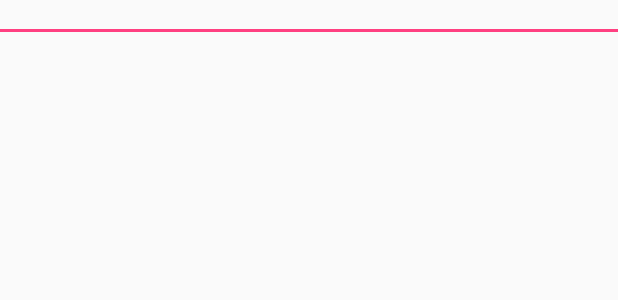
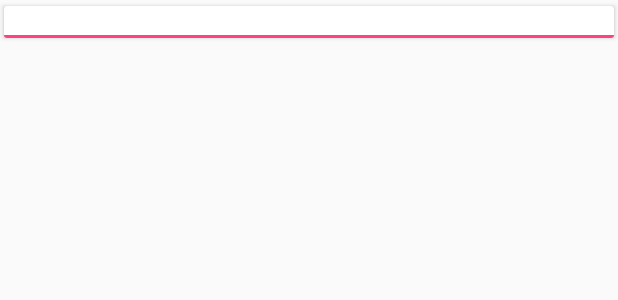
Before and after one commit to tomsqueiroz/Projeto3_Udacity, an Android app: the layout item_details_recyclerview.xml on its own in the app's theme, with its tools: preview values and no code run, on a phone screen of 412 x 824 dp. Shown: the top 300 px of the screen. Run offline under Robolectric (Android 15) with nearby library versions, the phone set to English and light mode, and no system bars.

```diff
--- a/app/src/main/AndroidManifest.xml
+++ b/app/src/main/AndroidManifest.xml
@@ -1,6 +1,8 @@
 <?xml version="1.0" encoding="utf-8"?>
 <manifest xmlns:android="http://schemas.android.com/apk/res/android"
     package="com.example.tom.projeto3_udacity">
+    <uses-permission android:name="android.permission.INTERNET" />
+    <uses-permission android:name="android.permission.ACCESS_NETWORK_STATE"/>
 
     <application
         android:allowBackup="true"
@@ -32,7 +34,4 @@
         </activity>
 
     </application>
-
-    <uses-permission android:name="android.permission.INTERNET" />
-
 </manifest>
--- a/app/src/main/java/com/example/tom/projeto3_udacity/Activities/StepDetailActivity.java
+++ b/app/src/main/java/com/example/tom/projeto3_udacity/Activities/StepDetailActivity.java
@@ -99,12 +99,13 @@ public class StepDetailActivity extends AppCompatActivity{
         step = stepList.get(position);
         mDescriptionText.setText(step.getDescription());
         Uri mediaUri = Uri.parse(step.getVideoURL());
+        if(mExoPlayer != null) releasePlayer();
         initializePlayer(mediaUri);
 
     }
 
     private void initializePlayer(Uri mediaUri){
-        if(mExoPlayer == null){
+        //if(mExoPlayer == null){
             TrackSelector trackSelector = new DefaultTrackSelector();
             LoadControl loadControl = new DefaultLoadControl();
             mExoPlayer = ExoPlayerFactory.newSimpleInstance(this, trackSelector, loadControl);
@@ -114,7 +115,7 @@ public class StepDetailActivity extends AppCompatActivity{
                     this, userAgent), new DefaultExtractorsFactory(), null, null);
             mExoPlayer.prepare(mediaSource);
             mExoPlayer.setPlayWhenReady(true);
-        }
+       // }
     }
 
     private void releasePlayer() {
--- a/app/src/main/res/layout/item_details_recyclerview.xml
+++ b/app/src/main/res/layout/item_details_recyclerview.xml
@@ -1,8 +1,18 @@
 <?xml version="1.0" encoding="utf-8"?>
-<android.support.constraint.ConstraintLayout xmlns:android="http://schemas.android.com/apk/res/android"
+<android.support.v7.widget.CardView xmlns:android="http://schemas.android.com/apk/res/android"
     android:layout_width="match_parent"
     android:layout_height="wrap_content"
-    xmlns:app="http://schemas.android.com/apk/res-auto">
+    xmlns:app="http://schemas.android.com/apk/res-auto"
+    xmlns:card_view="http://schemas.android.com/tools"
+    app:cardUseCompatPadding="true"
+    card_view:cardMaxElevation="10dp"
+    card_view:cardElevation="10dp"
+    card_view:cardCornerRadius="4dp"
+    android:layout_marginBottom="32dp">
+    <android.support.constraint.ConstraintLayout
+        android:layout_width="match_parent"
+        android:layout_height="match_parent">
+
         <TextView
             android:layout_width="wrap_content"
             android:layout_height="wrap_content"
@@ -23,4 +33,8 @@
             android:paddingStart="8dp"
             android:paddingEnd="8dp"
             />
+
+
     </android.support.constraint.ConstraintLayout>
+
+</android.support.v7.widget.CardView>
```
Also changed, not shown: app/src/main/java/com/example/tom/projeto3_udacity/Activities/MainActivity.java (+7 -1 lines), app/src/main/java/com/example/tom/projeto3_udacity/NetworkUtils/NetworkUtils.java (added, +23 -0 lines), app/src/main/res/layout/activity_details.xml (+4 -19 lines), app/src/main/res/layout/activity_step_detail.xml (+13 -8 lines). Lines whose indentation alone changed are shown as unchanged.
